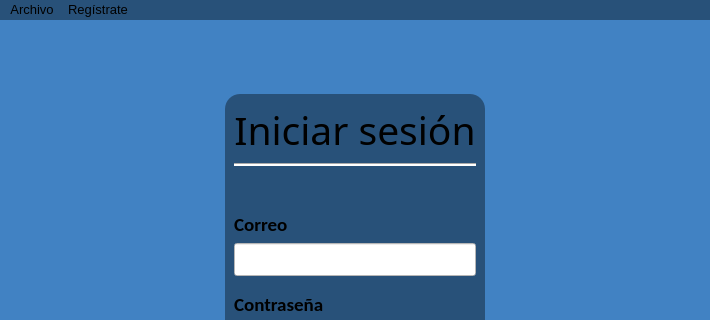
Qt form Proyecto_TaskHub/view/qt/InicioSesion_Equipo04_V2.ui (dev10castro/Equipo_04_T02.B01) before a commit; both pictures show x 0 to 710 and y 0 to 320 of the 710 by 601 pixel window.
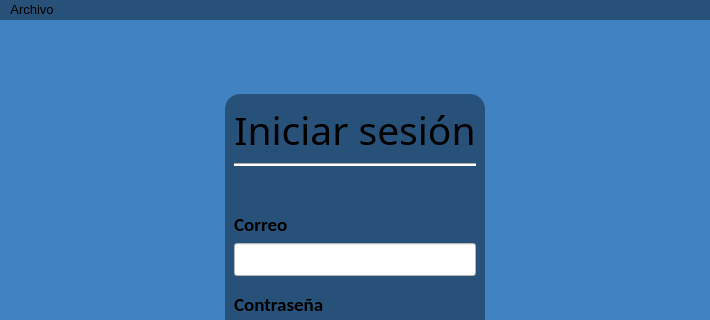
The same form after that commit.

Commit message: Cambios en el codigo de registro mostrando ventana de usuario creado correctamente

Patch:
```diff
--- a/Proyecto_TaskHub/view/qt/InicioSesion_Equipo04_V2.ui
+++ b/Proyecto_TaskHub/view/qt/InicioSesion_Equipo04_V2.ui
@@ -482,13 +482,7 @@
     <addaction name="vaciar_campo_texto"/>
     <addaction name="menu_acerca_de"/>
    </widget>
-   <widget class="QMenu" name="menu_registrarse">
-    <property name="title">
-     <string>Regístrate</string>
-    </property>
-   </widget>
    <addaction name="menu_opciones"/>
-   <addaction name="menu_registrarse"/>
   </widget>
   <widget class="QStatusBar" name="statusbar"/>
   <action name="action_iniciar_sesion">
```
Left out of the diff: 4 changed lines with no effect on the pictures. The commit also changes 5 other files.
